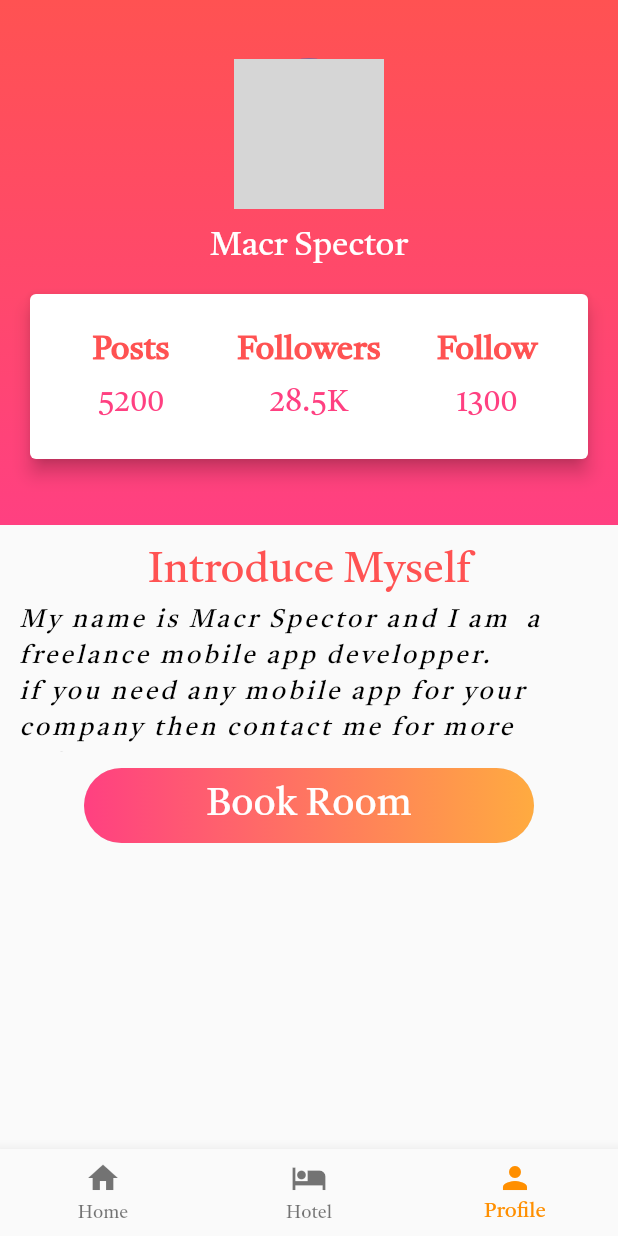
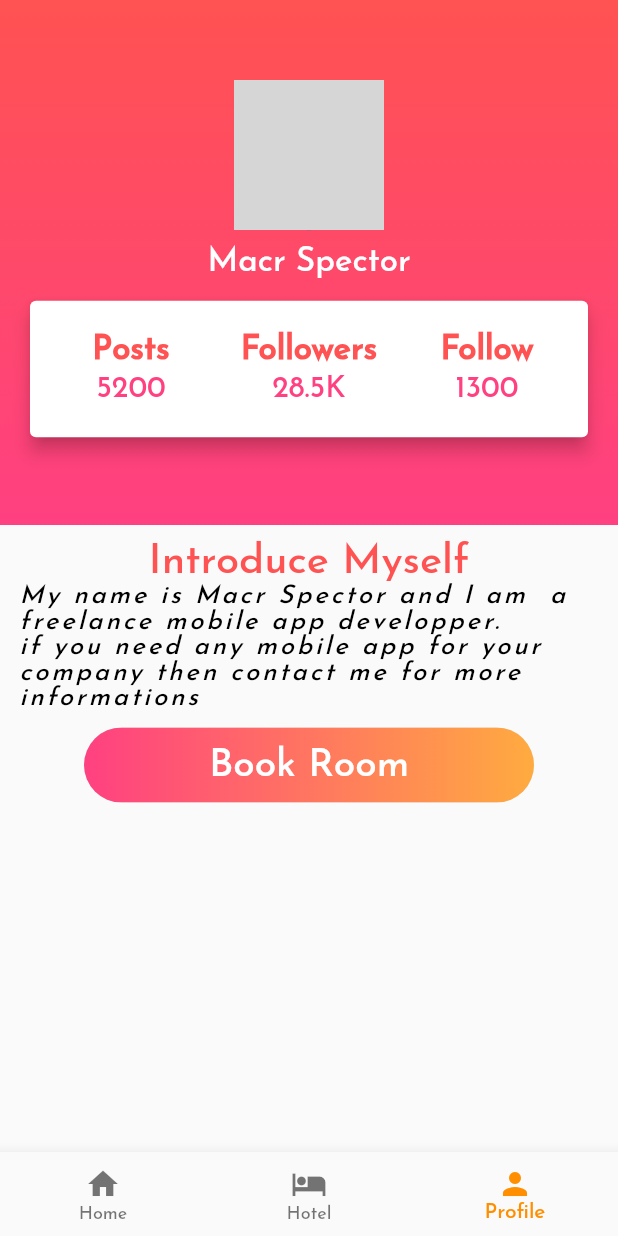
Before and after one commit to TrungTin1701/new_test, a Flutter app: the screen it shows after launch, item 3 of the bottom bar chosen, on a phone screen of 412 x 824 dp. Run offline on Flutter 3.47's test engine with Material 2 defaults, Android fonts, the phone set to English and light mode, and no system bars; our stand-ins replace cached_network_image, device_preview; network calls fail; grey boxes are pictures that could not be loaded.

Commit message:
Update Font Custom

```diff
--- a/lib/main.dart
+++ b/lib/main.dart
@@ -38,7 +38,7 @@ class MyApp extends StatelessWidget {
       title: 'TRAVEL HOLA',
       debugShowCheckedModeBanner: false,
       home: MyHomePage(title: "Travel "),
-      theme: ThemeData(fontFamily: 'Roboto1'),
+      theme: ThemeData(fontFamily: 'Hehe'),
       initialRoute: '/',
       routes: {
         '/profile': (context) => ProfileApp(),
--- a/pubspec.yaml
+++ b/pubspec.yaml
@@ -61,7 +61,9 @@ flutter:
     - family: Roboto1
       fonts:
         - asset: fonts/TiroTamil-Regular.ttf
-
+    - family: Hehe
+      fonts:
+        - asset: fonts/JosefinSans-Medium.ttf
   # the material Icons class.
 
 
```
Also changed, not shown: fonts/JosefinSans-Medium.ttf (added).
